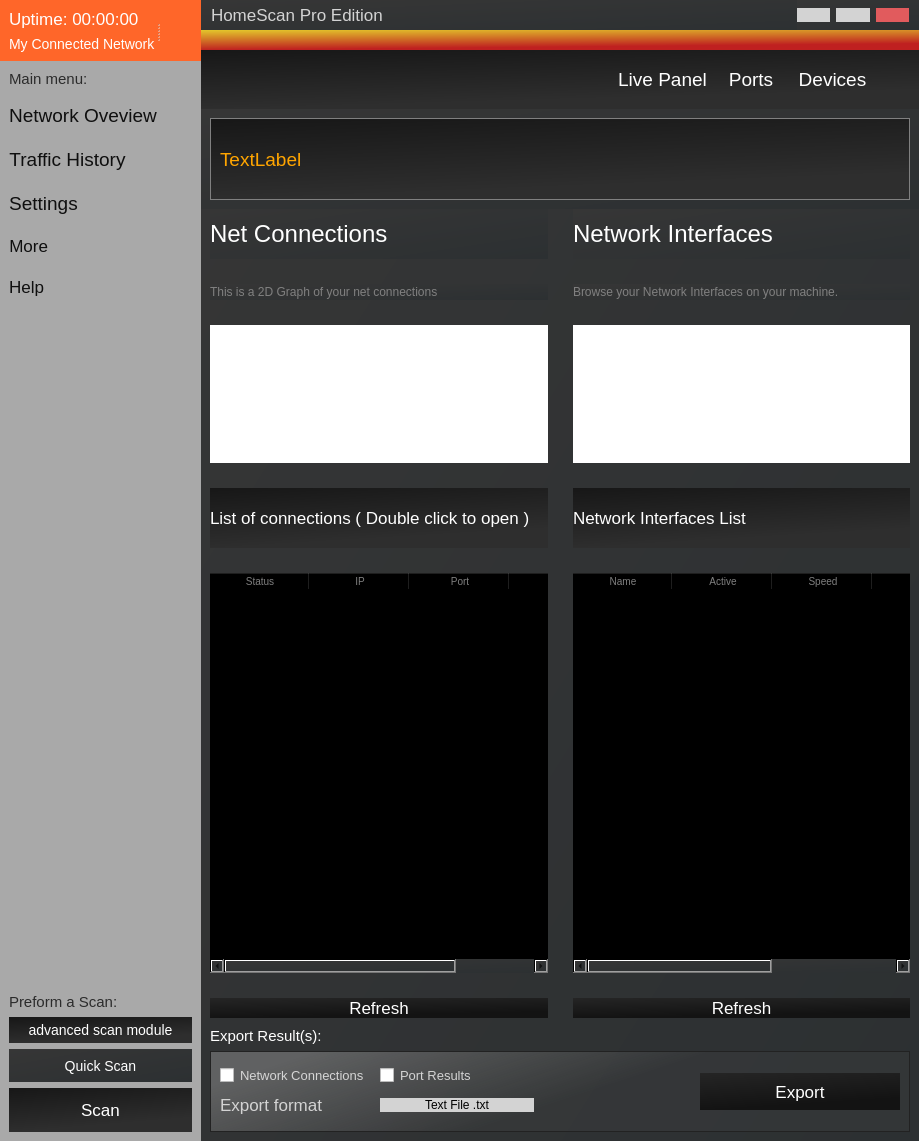
First picture: the form in mainwindow.ui, repository hunterjreid/HomeScan, before the edit.
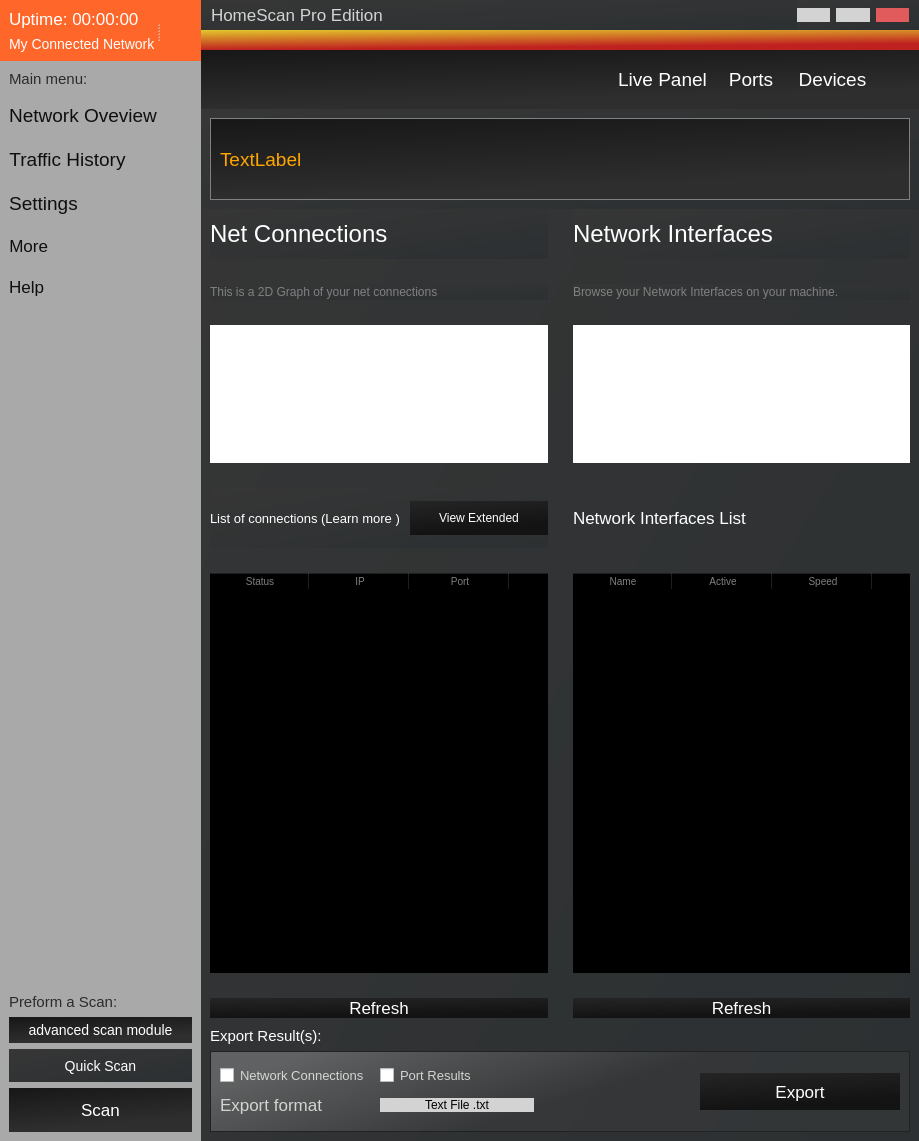
Second picture: the form after the edit. Icons and pictures are not drawn. Custom widgets are drawn as their Qt base class.

Commit message: Extended Connection list added ☑

```diff
--- a/mainwindow.ui
+++ b/mainwindow.ui
@@ -866,7 +866,7 @@
             </widget>
            </item>
            <item>
-            <widget class="QLabel" name="label_9">
+            <widget class="QFrame" name="frame_5">
              <property name="maximumSize">
               <size>
                <width>16777215</width>
@@ -874,13 +874,67 @@
               </size>
              </property>
              <property name="styleSheet">
-              <string notr="true">background-color: qlineargradient(spread:pad, x1:0, y1:0, x2:0.306, y2:0.909091, stop:0 rgba(23, 23, 23, 255), stop:1 rgba(46, 46, 46, 255));
+              <string notr="true">margin:0px;
+padding:0px;</string>
+             </property>
+             <property name="frameShape">
+              <enum>QFrame::StyledPanel</enum>
+             </property>
+             <property name="frameShadow">
+              <enum>QFrame::Raised</enum>
+             </property>
+             <layout class="QHBoxLayout" name="horizontalLayout_16">
+              <property name="spacing">
+               <number>0</number>
+              </property>
+              <property name="leftMargin">
+               <number>0</number>
+              </property>
+              <property name="topMargin">
+               <number>0</number>
+              </property>
+              <property name="rightMargin">
+               <number>0</number>
+              </property>
+              <property name="bottomMargin">
+               <number>0</number>
+              </property>
+              <item>
+               <widget class="QLabel" name="label_9">
+                <property name="maximumSize">
+                 <size>
+                  <width>16777215</width>
+                  <height>60</height>
+                 </size>
+                </property>
+                <property name="styleSheet">
+                 <string notr="true">background-color: qlineargradient(spread:pad, x1:0, y1:0, x2:0.306, y2:0.909091, stop:0 rgba(23, 23, 23, 255), stop:1 rgba(46, 46, 46, 255));
 color:rgb(255, 255, 255);
-font-size:17px;</string>
-             </property>
-             <property name="text">
-              <string>List of connections ( Double click to open )</string>
-             </property>
+font-size:13px;
+background:none;margin:0px;
+padding:0px;</string>
+                </property>
+                <property name="text">
+                 <string>List of connections (Learn more )</string>
+                </property>
+               </widget>
+              </item>
+              <item>
+               <widget class="QPushButton" name="pushButton_17">
+                <property name="styleSheet">
+                 <string notr="true">background-color:qlineargradient(spread:pad, x1:0, y1:0, x2:0.306, y2:0.909091, stop:0 rgba(37, 37, 37, 255), stop:1 rgba(19, 19, 19, 255));
+padding: 20px;
+
+color:white;
+margin-left:10px;
+padding:10px;</string>
+                </property>
+                <property name="text">
+                 <string>View Extended</string>
+                </property>
+               </widget>
+              </item>
+             </layout>
             </widget>
            </item>
            <item>
@@ -898,6 +952,15 @@
 color:grey;
 margin:0px;</string>
              </property>
+             <property name="verticalScrollBarPolicy">
+              <enum>Qt::ScrollBarAlwaysOff</enum>
+             </property>
+             <property name="horizontalScrollBarPolicy">
+              <enum>Qt::ScrollBarAlwaysOff</enum>
+             </property>
+             <property name="alternatingRowColors">
+              <bool>false</bool>
+             </property>
              <column>
               <property name="text">
                <string>Status</string>
@@ -915,7 +978,7 @@
              </column>
              <column>
               <property name="text">
-               <string>Type</string>
+               <string>PID</string>
               </property>
              </column>
             </widget>
@@ -997,9 +1060,10 @@
               </size>
              </property>
              <property name="styleSheet">
-              <string notr="true">background-color: qlineargradient(spread:pad, x1:0, y1:0, x2:0.306, y2:0.909091, stop:0 rgba(23, 23, 23, 255), stop:1 rgba(46, 46, 46, 255));
+              <string notr="true">background-color: none;
 color:rgb(255, 255, 255);
-font-size:17px;</string>
+font-size:17px;
+</string>
              </property>
              <property name="text">
               <string>Network Interfaces List</string>
@@ -1021,6 +1085,12 @@
 color:grey;
 margin:0px;</string>
              </property>
+             <property name="verticalScrollBarPolicy">
+              <enum>Qt::ScrollBarAlwaysOff</enum>
+             </property>
+             <property name="horizontalScrollBarPolicy">
+              <enum>Qt::ScrollBarAlwaysOff</enum>
+             </property>
              <column>
               <property name="text">
                <string>Name</string>
@@ -1041,11 +1111,6 @@
                <string>MTU</string>
               </property>
              </column>
-             <column>
-              <property name="text">
-               <string>Dueplex</string>
-              </property>
-             </column>
             </widget>
            </item>
            <item>
```
The commit also changes 3 other files.
